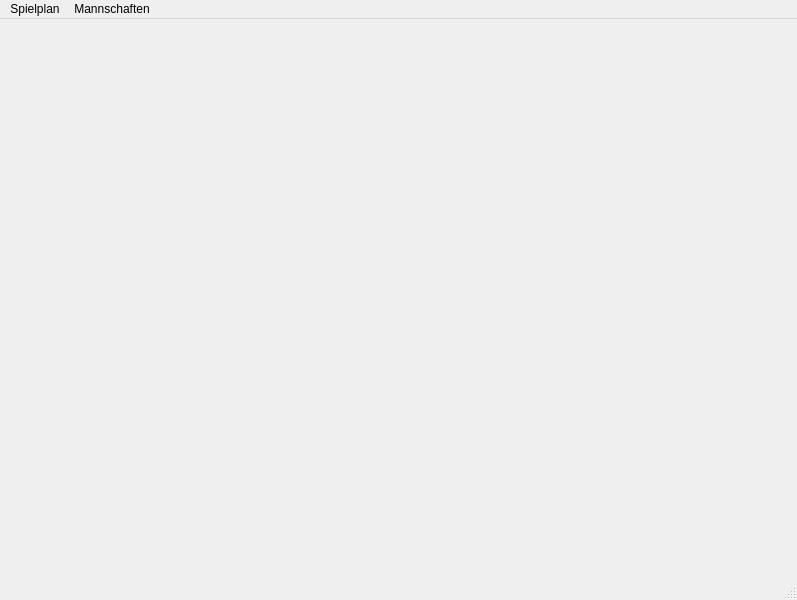
CodeGamer/Labyrinth, file Spielplan/Forms/Manager.ui: the form before one commit.
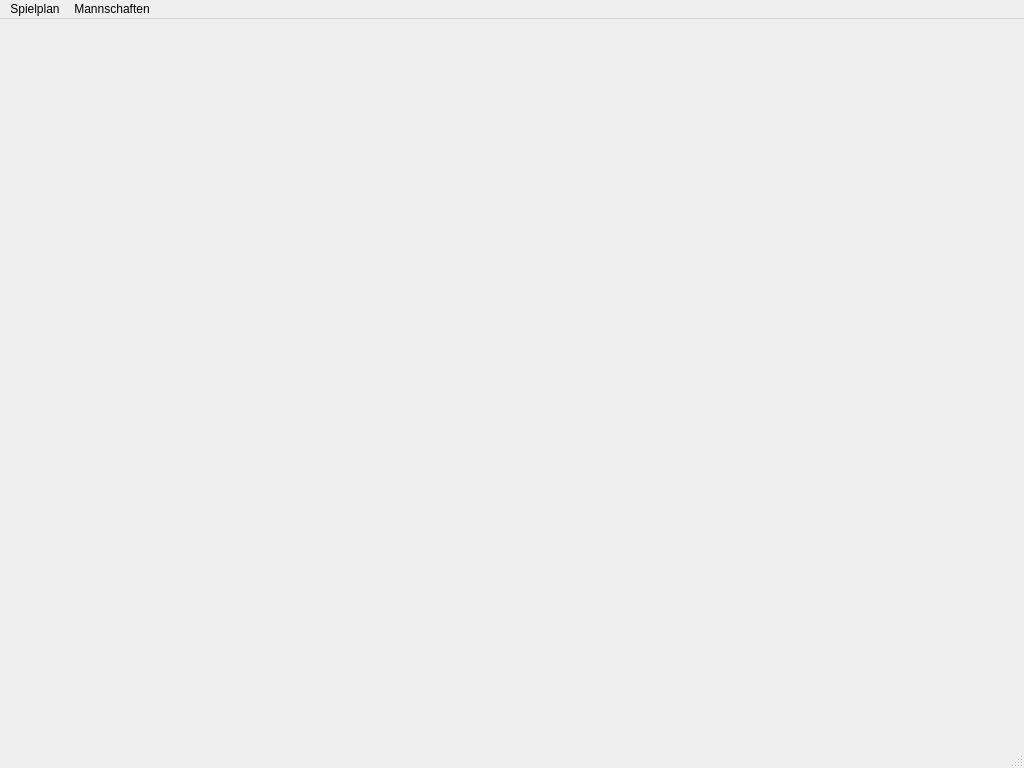
The form after the commit. Icons and pictures are not drawn.

Commit message: "Ändern" und "Löschen"-Button ausgegraut, wenn kein Element ausgewählt. Hintergrundbild-Platzhalter (für Spielplan) hinzugefügt. Dialoge der Editoren in der Größe veränderbar (Inhalt passt sich an).

Patch:
```diff
--- a/Spielplan/Forms/Manager.ui
+++ b/Spielplan/Forms/Manager.ui
@@ -6,21 +6,52 @@
    <rect>
     <x>0</x>
     <y>0</y>
-    <width>797</width>
-    <height>600</height>
+    <width>1024</width>
+    <height>768</height>
    </rect>
   </property>
+  <property name="minimumSize">
+   <size>
+    <width>1024</width>
+    <height>768</height>
+   </size>
+  </property>
+  <property name="maximumSize">
+   <size>
+    <width>1024</width>
+    <height>768</height>
+   </size>
+  </property>
   <property name="windowTitle">
    <string>Spielplan Manager</string>
   </property>
-  <widget class="QWidget" name="centralwidget"/>
+  <widget class="QWidget" name="centralwidget">
+   <layout class="QHBoxLayout" name="horizontalLayout">
+    <item>
+     <widget class="QMdiArea" name="mdiArea">
+      <property name="styleSheet">
+       <string notr="true">background-image: url(:/Images/turnierplan.png);</string>
+      </property>
+      <property name="background">
+       <brush brushstyle="NoBrush">
+        <color alpha="255">
+         <red>160</red>
+         <green>160</green>
+         <blue>160</blue>
+        </color>
+       </brush>
+      </property>
+     </widget>
+    </item>
+   </layout>
+  </widget>
   <widget class="QMenuBar" name="ManagerMenuBar">
    <property name="geometry">
     <rect>
      <x>0</x>
      <y>0</y>
-     <width>797</width>
-     <height>18</height>
+     <width>1024</width>
+     <height>21</height>
     </rect>
    </property>
    <widget class="QMenu" name="MenuFile">
```
Left out of the diff: 4 changed lines with no effect on the pictures. The commit also changes 7 other files.
